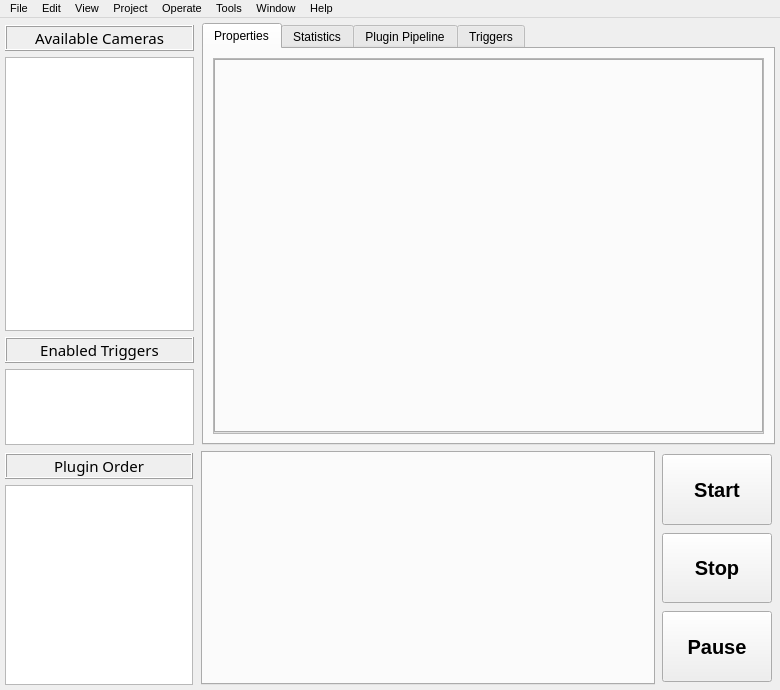
Old version of the form rataGUI/interface/design/mainWindow.ui in the repository nathanielnyema/rataGUI.
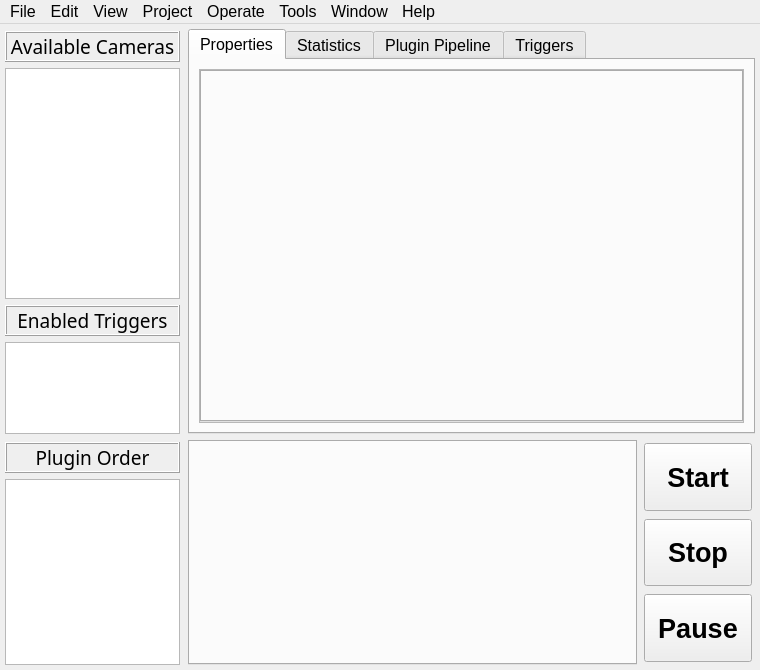
New version of the form. The open tabs and pages were chosen to show the change. Custom widgets are drawn as their Qt base class.

The edit to the form file:
```diff
--- a/rataGUI/interface/design/mainWindow.ui
+++ b/rataGUI/interface/design/mainWindow.ui
@@ -6,13 +6,13 @@
    <rect>
     <x>0</x>
     <y>0</y>
-    <width>780</width>
-    <height>690</height>
+    <width>760</width>
+    <height>670</height>
    </rect>
   </property>
   <property name="font">
    <font>
-    <pointsize>8</pointsize>
+    <pointsize>12</pointsize>
    </font>
   </property>
   <property name="windowTitle">
@@ -26,6 +26,9 @@
   </property>
   <widget class="QWidget" name="centralwidget">
    <layout class="QVBoxLayout" name="verticalLayout_2" stretch="9,5">
+    <property name="sizeConstraint">
+     <enum>QLayout::SetDefaultConstraint</enum>
+    </property>
     <property name="leftMargin">
      <number>5</number>
     </property>
@@ -39,12 +42,18 @@
      <number>5</number>
     </property>
     <item>
-     <layout class="QHBoxLayout" name="camControl" stretch="1,3">
+     <layout class="QHBoxLayout" name="camControl" stretch="1,4">
+      <property name="sizeConstraint">
+       <enum>QLayout::SetDefaultConstraint</enum>
+      </property>
       <item>
        <layout class="QVBoxLayout" name="camListLayout" stretch="0,0,0,0">
         <property name="spacing">
          <number>6</number>
         </property>
+        <property name="sizeConstraint">
+         <enum>QLayout::SetMinimumSize</enum>
+        </property>
         <property name="topMargin">
          <number>2</number>
         </property>
@@ -59,16 +68,22 @@
             <verstretch>0</verstretch>
            </sizepolicy>
           </property>
+          <property name="minimumSize">
+           <size>
+            <width>175</width>
+            <height>0</height>
+           </size>
+          </property>
           <property name="maximumSize">
            <size>
-            <width>260</width>
+            <width>240</width>
             <height>16777215</height>
            </size>
           </property>
           <property name="font">
            <font>
             <family>Trebuchet MS</family>
-            <pointsize>11</pointsize>
+            <pointsize>14</pointsize>
             <weight>50</weight>
             <bold>false</bold>
            </font>
@@ -92,6 +107,18 @@
         </item>
         <item>
          <widget class="QListWidget" name="cam_list">
+          <property name="sizePolicy">
+           <sizepolicy hsizetype="Minimum" vsizetype="Expanding">
+            <horstretch>0</horstretch>
+            <verstretch>0</verstretch>
+           </sizepolicy>
+          </property>
+          <property name="minimumSize">
+           <size>
+            <width>175</width>
+            <height>0</height>
+           </size>
+          </property>
           <property name="maximumSize">
            <size>
             <width>240</width>
@@ -100,7 +127,7 @@
           </property>
           <property name="font">
            <font>
-            <pointsize>10</pointsize>
+            <pointsize>12</pointsize>
            </font>
           </property>
           <property name="focusPolicy">
@@ -128,6 +155,12 @@
             <verstretch>0</verstretch>
            </sizepolicy>
           </property>
+          <property name="minimumSize">
+           <size>
+            <width>175</width>
+            <height>0</height>
+           </size>
+          </property>
           <property name="maximumSize">
            <size>
             <width>240</width>
@@ -137,7 +170,7 @@
           <property name="font">
            <font>
             <family>Trebuchet MS</family>
-            <pointsize>11</pointsize>
+            <pointsize>14</pointsize>
             <weight>50</weight>
             <bold>false</bold>
            </font>
@@ -162,14 +195,14 @@
         <item>
          <widget class="QListWidget" name="trigger_list">
           <property name="sizePolicy">
-           <sizepolicy hsizetype="Expanding" vsizetype="Minimum">
+           <sizepolicy hsizetype="Minimum" vsizetype="Minimum">
             <horstretch>0</horstretch>
             <verstretch>0</verstretch>
            </sizepolicy>
           </property>
           <property name="minimumSize">
            <size>
-            <width>180</width>
+            <width>175</width>
             <height>0</height>
            </size>
           </property>
@@ -181,7 +214,7 @@
           </property>
           <property name="font">
            <font>
-            <pointsize>10</pointsize>
+            <pointsize>12</pointsize>
            </font>
           </property>
           <property name="focusPolicy">
@@ -211,9 +244,15 @@
       </item>
       <item>
        <widget class="QTabWidget" name="camAttributes">
+        <property name="sizePolicy">
+         <sizepolicy hsizetype="Preferred" vsizetype="Expanding">
+          <horstretch>0</horstretch>
+          <verstretch>0</verstretch>
+         </sizepolicy>
+        </property>
         <property name="font">
          <font>
-          <pointsize>9</pointsize>
+          <pointsize>12</pointsize>
          </font>
         </property>
         <property name="currentIndex">
@@ -234,8 +273,8 @@
               <rect>
                <x>0</x>
                <y>0</y>
-               <width>553</width>
-               <height>383</height>
+               <width>528</width>
+               <height>346</height>
               </rect>
              </property>
              <layout class="QGridLayout" name="gridLayout_6">
@@ -252,7 +291,19 @@
                <number>0</number>
               </property>
               <item row="0" column="0">
-               <widget class="VerticalTabWidget" name="cam_props"/>
+               <widget class="VerticalTabWidget" name="cam_props">
+                <property name="sizePolicy">
+                 <sizepolicy hsizetype="Preferred" vsizetype="Expanding">
+                  <horstretch>0</horstretch>
+                  <verstretch>0</verstretch>
+                 </sizepolicy>
+                </property>
+                <property name="font">
+                 <font>
+                  <pointsize>12</pointsize>
+                 </font>
+                </property>
+               </widget>
               </item>
              </layout>
             </widget>
@@ -407,7 +458,7 @@
      </layout>
     </item>
     <item>
-     <layout class="QHBoxLayout" name="pluginControl" stretch="5,12,3">
+     <layout class="QHBoxLayout" name="pluginControl" stretch="1,4,1">
       <property name="sizeConstraint">
        <enum>QLayout::SetMinimumSize</enum>
       </property>
@@ -422,6 +473,9 @@
         <property name="spacing">
          <number>6</number>
         </property>
+        <property name="sizeConstraint">
+         <enum>QLayout::SetMinimumSize</enum>
+        </property>
         <property name="topMargin">
          <number>2</number>
         </property>
@@ -436,6 +490,12 @@
             <verstretch>0</verstretch>
            </sizepolicy>
           </property>
+          <property name="minimumSize">
+           <size>
+            <width>175</width>
+            <height>0</height>
+           </size>
+          </property>
           <property name="maximumSize">
            <size>
             <width>240</width>
@@ -445,7 +505,7 @@
           <property name="font">
            <font>
             <family>Trebuchet MS</family>
-            <pointsize>11</pointsize>
+            <pointsize>14</pointsize>
             <weight>50</weight>
             <bold>false</bold>
            </font>
@@ -469,6 +529,18 @@
         </item>
         <item>
          <widget class="QListWidget" name="plugin_list">
+          <property name="sizePolicy">
+           <sizepolicy hsizetype="Minimum" vsizetype="Expanding">
+            <horstretch>0</horstretch>
+            <verstretch>0</verstretch>
+           </sizepolicy>
+          </property>
+          <property name="minimumSize">
+           <size>
+            <width>175</width>
+            <height>0</height>
+           </size>
+          </property>
           <property name="maximumSize">
            <size>
             <width>240</width>
@@ -477,7 +549,7 @@
           </property>
           <property name="font">
            <font>
-            <pointsize>10</pointsize>
+            <pointsize>12</pointsize>
            </font>
           </property>
           <property name="focusPolicy">
@@ -508,14 +580,14 @@
       <item>
        <widget class="QTabWidget" name="plugin_settings">
         <property name="sizePolicy">
-         <sizepolicy hsizetype="Expanding" vsizetype="Expanding">
+         <sizepolicy hsizetype="Preferred" vsizetype="Expanding">
           <horstretch>0</horstretch>
           <verstretch>0</verstretch>
          </sizepolicy>
         </property>
         <property name="font">
          <font>
-          <pointsize>9</pointsize>
+          <pointsize>12</pointsize>
          </font>
         </property>
         <property name="currentIndex">
@@ -525,12 +597,23 @@
       </item>
       <item>
        <widget class="QFrame" name="frame">
+        <property name="sizePolicy">
+         <sizepolicy hsizetype="Expanding" vsizetype="Preferred">
+          <horstretch>0</horstretch>
+          <verstretch>0</verstretch>
+         </sizepolicy>
+        </property>
         <property name="maximumSize">
          <size>
           <width>120</width>
           <height>16777215</height>
          </size>
         </property>
+        <property name="font">
+         <font>
+          <pointsize>12</pointsize>
+         </font>
+        </property>
         <property name="frameShape">
          <enum>QFrame::NoFrame</enum>
         </property>
@@ -559,14 +642,20 @@
          <item>
           <widget class="QPushButton" name="start_button">
            <property name="sizePolicy">
-            <sizepolicy hsizetype="Minimum" vsizetype="Expanding">
+            <sizepolicy hsizetype="Preferred" vsizetype="Expanding">
              <horstretch>0</horstretch>
              <verstretch>0</verstretch>
             </sizepolicy>
            </property>
+           <property name="minimumSize">
+            <size>
+             <width>100</width>
+             <height>0</height>
+            </size>
+           </property>
            <property name="font">
             <font>
-             <pointsize>15</pointsize>
+             <pointsize>20</pointsize>
              <weight>75</weight>
              <bold>true</bold>
             </font>
@@ -582,14 +671,20 @@
             <bool>true</bool>
            </property>
            <property name="sizePolicy">
-            <sizepolicy hsizetype="Minimum" vsizetype="Expanding">
+            <sizepolicy hsizetype="Preferred" vsizetype="Expanding">
              <horstretch>0</horstretch>
              <verstretch>0</verstretch>
             </sizepolicy>
            </property>
+           <property name="minimumSize">
+            <size>
+             <width>100</width>
+             <height>0</height>
+            </size>
+           </property>
            <property name="font">
             <font>
-             <pointsize>15</pointsize>
+             <pointsize>20</pointsize>
              <weight>75</weight>
              <bold>true</bold>
             </font>
@@ -617,14 +712,20 @@
          <item>
           <widget class="QPushButton" name="pause_button">
            <property name="sizePolicy">
-            <sizepolicy hsizetype="Minimum" vsizetype="Expanding">
+            <sizepolicy hsizetype="Preferred" vsizetype="Expanding">
              <horstretch>0</horstretch>
              <verstretch>0</verstretch>
             </sizepolicy>
            </property>
+           <property name="minimumSize">
+            <size>
+             <width>100</width>
+             <height>0</height>
+            </size>
+           </property>
            <property name="font">
             <font>
-             <pointsize>15</pointsize>
+             <pointsize>20</pointsize>
              <weight>75</weight>
              <bold>true</bold>
             </font>
@@ -646,8 +747,8 @@
     <rect>
      <x>0</x>
      <y>0</y>
-     <width>780</width>
-     <height>18</height>
+     <width>760</width>
+     <height>24</height>
     </rect>
    </property>
    <property name="nativeMenuBar">
```
Left out of the diff: 6 changed lines with no effect on the pictures.
